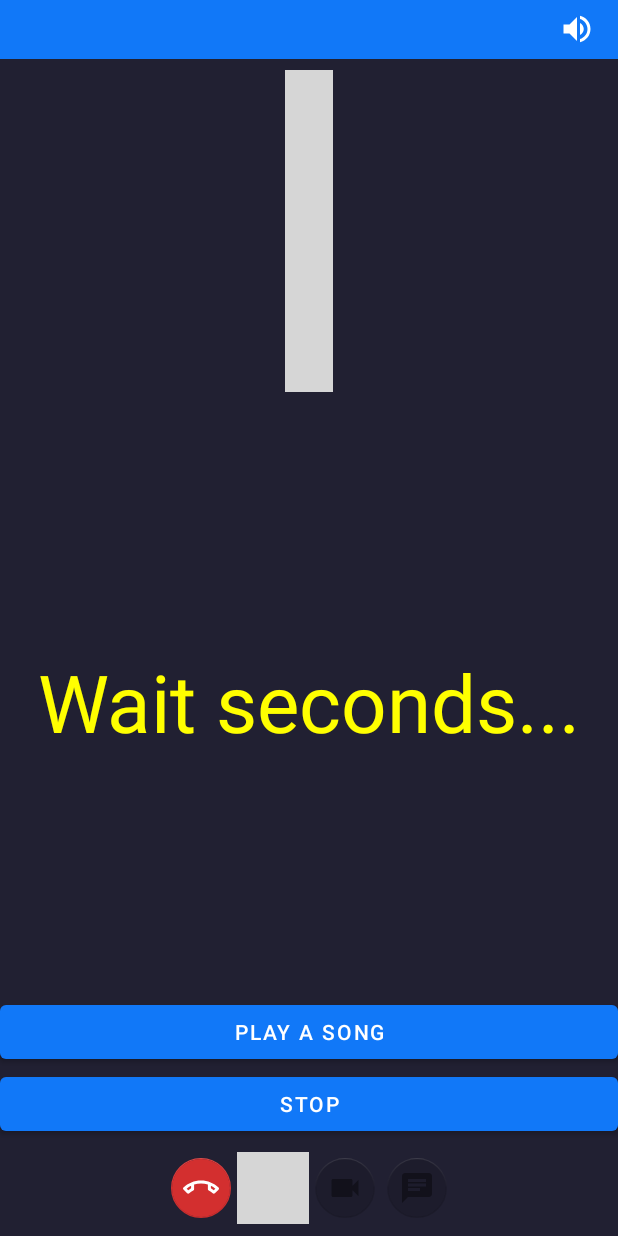
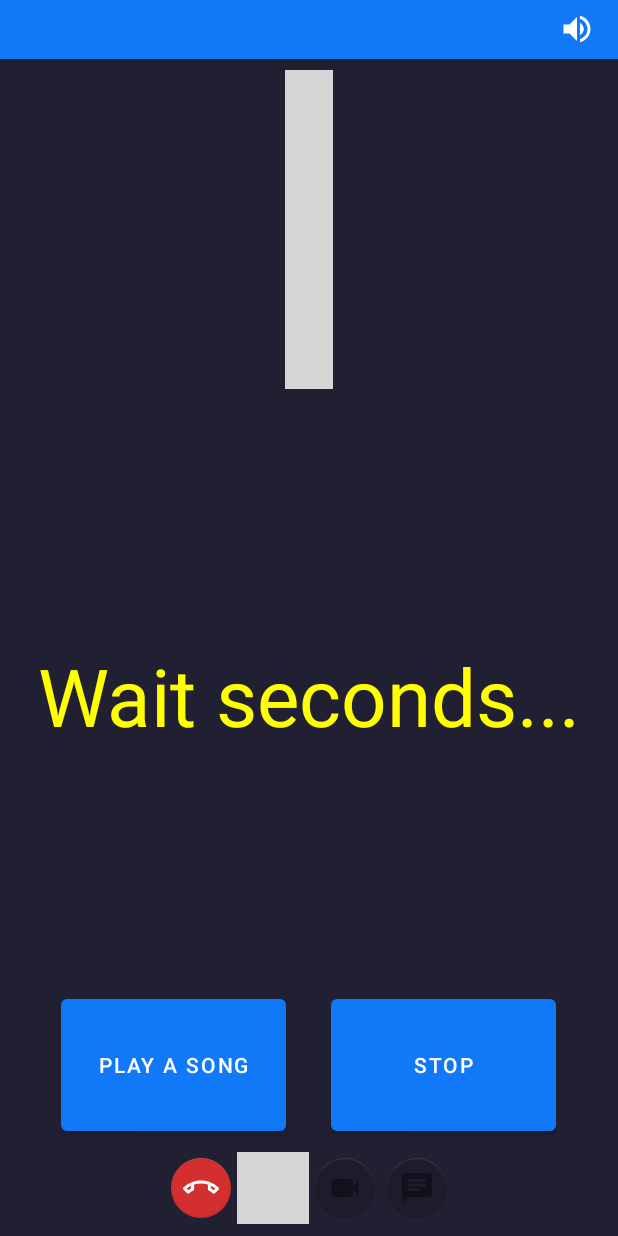
Before and after one commit to B3n31/Forget-Me-Not, an Android app: the layout activity_main.xml on its own in the app's theme, with its tools: preview values and no code run, on a phone screen of 412 x 824 dp. Run offline under Robolectric (Android 15) with nearby library versions, the phone set to English and light mode, and no system bars; plain views replace SurfaceViewRenderer; grey boxes are pictures that could not be loaded.

Commit message:
make play music button bigger

```diff
--- a/app/src/main/java/live/videosdk/rtc/android/java/MainActivity.java
+++ b/app/src/main/java/live/videosdk/rtc/android/java/MainActivity.java
@@ -176,6 +176,7 @@ public class MainActivity extends AppCompatActivity {
                 if (index > 0){
                     if (mPlayer.isPlaying()){
                         mPlayer.stop();
+                        //mLrcView.setLrc(null);
                     }
                 }
                 beginLrcPlay(num_song);
@@ -786,7 +787,6 @@ public class MainActivity extends AppCompatActivity {
     }
 
     private void showLeaveOrEndDialog() {
-
         new MaterialAlertDialogBuilder(MainActivity.this)
                 .setTitle("Leave or End meeting")
                 .setMessage("Leave from meeting or end the meeting for everyone ?")
--- a/app/src/main/res/layout/activity_main.xml
+++ b/app/src/main/res/layout/activity_main.xml
@@ -67,17 +67,29 @@
         android:layout_width="match_parent"
         android:layout_height="243dp" />
 
-    <Button
-        android:id="@+id/musicBtn"
-        android:layout_width="match_parent"
+    <LinearLayout
+        android:layout_width="wrap_content"
         android:layout_height="wrap_content"
-        android:text="Play a Song" />
+        android:layout_gravity="center">
 
-    <Button
-        android:id="@+id/stopBtn"
-        android:layout_width="match_parent"
-        android:layout_height="wrap_content"
-        android:text="Stop" />
+        <Button
+            android:id="@+id/musicBtn"
+            android:layout_width="150dp"
+            android:layout_height="100dp"
+            android:layout_gravity="center"
+            android:text="Play a Song" />
+
+        <Button
+            android:id="@+id/stopBtn"
+            android:layout_width="150dp"
+            android:layout_height="100dp"
+            android:layout_marginLeft="30dp"
+            android:layout_gravity="center"
+            android:text="Stop" />
+
+    </LinearLayout>
+
+
 
     <LinearLayout
         android:layout_width="wrap_content"
```
